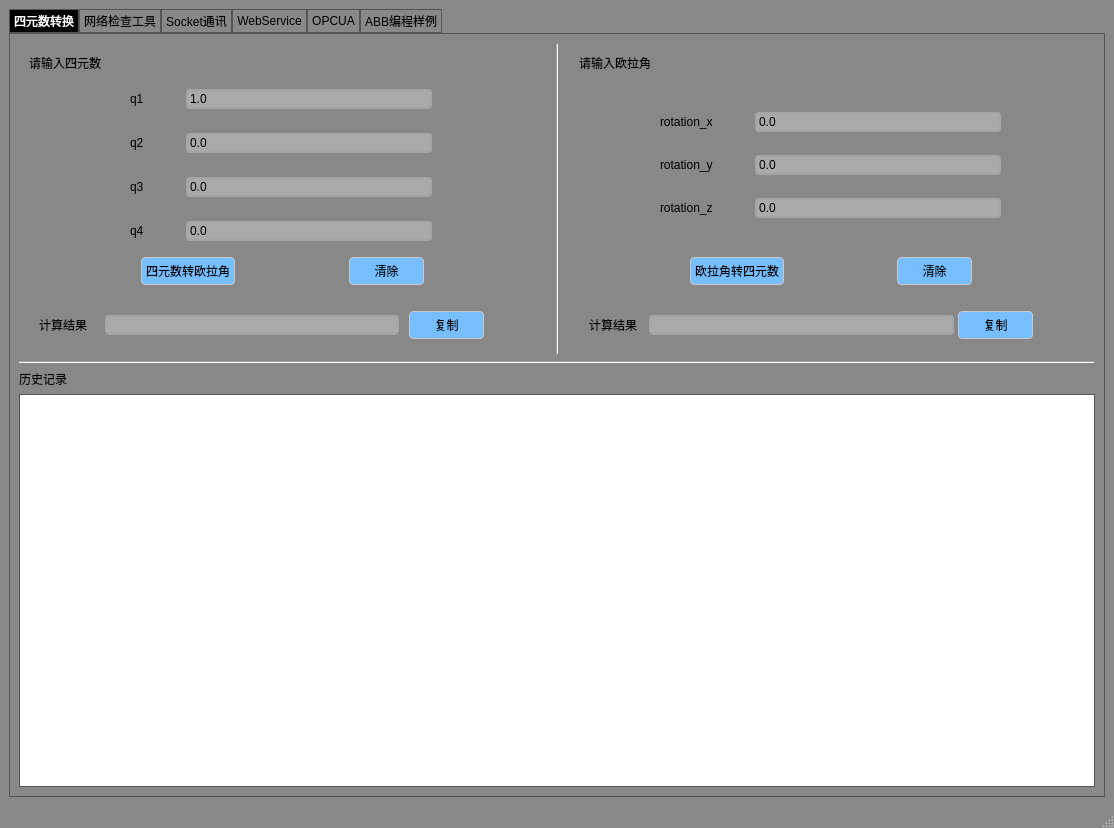
Old version of the form ShineRobot/ShineRobot.ui in the repository Pitt-ding/ShineRobot.
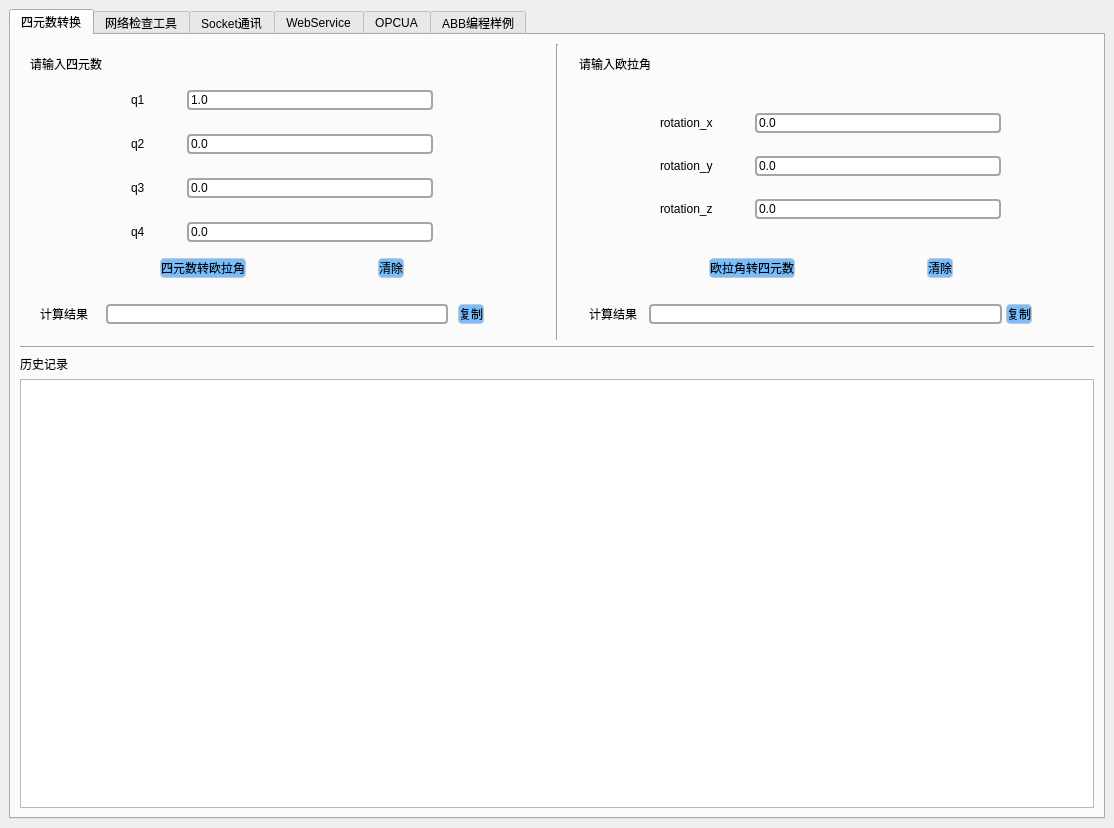
New version of the form. The open tabs and pages were chosen to show the change.

Commit message: 1. optimize program struct 2. optimize socket send and receive process 3. optimize multi-thread for socket server and client 4. optimize signals and slot for multi-thread 5. append widgets status struct as method parameter

The edit to the form file:
```diff
--- a/ShineRobot/ShineRobot.ui
+++ b/ShineRobot/ShineRobot.ui
@@ -17,359 +17,7 @@
    <string>ShineRobot 1.0.0</string>
   </property>
   <property name="styleSheet">
-   <string notr="true">/*
-    Style by evilworks, 2012-2013. pollux@lavabit.com
-    This file is Public Domain.
-*/
- 
-/* === Shared === */
-QStackedWidget, QLabel, QPushButton, QRadioButton, QCheckBox,
-QGroupBox, QStatusBar, QToolButton, QComboBox, QDialog, QTabBar {
-    font-family: &quot;Segoe UI&quot;;
-    background-color: #888;
-    color: #000;
-}
- 
-/* === QWidget === */
-QWidget:window {
-    font-family: 'Segoe UI';
-    background-color: #888;
-}
- 
-/* === QPushButton === */
-QPushButton {
-    border: 1px solid #555;
-    padding: 4px;
-    min-width: 65px;
-    min-height: 12px;
-}
- 
-QPushButton:hover {
-    background-color: #999;
-}
- 
-QPushButton:pressed {
-    background-color: #333;
-    border-color: #555;
-    color: #AAA;
-}
- 
-QPushButton:disabled {
-    color: #333333;
-}
- 
-/* === QComboBox === */
-QComboBox {
-    background-color: #AAA;
-    border: 1px solid #555;
-    color: black;
-}
- 
-QComboBox::drop-down {
-    subcontrol-origin: padding;
-    subcontrol-position: top right;
-    border-left: 1px solid #333333;
-}
- 
-/* === QGroupBox === */
-QGroupBox {
-    border: 1px solid #555;
-    margin-top: 2ex;
-}
- 
-QGroupBox::title {
-    color: black;
-    subcontrol-origin: margin;
-    subcontrol-position: top left;
-    border: 1px solid #555;
-}
- 
-/* === QTabBar === */
-QTabBar::tab {
-    border-bottom: none;
-    color: #000;
-    padding: 4px;
-    background-color: #888;
-    border: 1px solid #555;
-}
- 
-QTabBar::tab:hover {
-    background-color: #AAA;
-}
- 
-QTabBar::tab:selected {
-    background-color: #000;
-    color: white;
-}
- 
-/* === QTabWidget === */
-QTabWidget::pane {
-    background: #888;
-    border: 1px solid #555;
-}
- 
- 
-/* === QToolBar === */
-QToolBar {
-    background: #949494;
-    border: none;
-    padding-left: 0px;
-    padding-right: 0px;
-    margin: 2px;
-}
- 
-QToolBar::separator {
-    width: 1px;
-    margin-left: 3px;
-    margin-right: 3px;
-    background-color: #555;
-}
- 
-/* === QToolButton === */
-QToolButton {
-    border: 1px solid #666;
-    margin: 1px;
-}
- 
-QToolButton:hover {
-    background-color: #AAA;
-}
- 
-QToolButton[popupMode=&quot;1&quot;] { /* only for MenuButtonPopup */
-    padding-right: 20px; /* make way for the popup button */
-}
- 
-QToolButton::menu-button {
-    border-left: 1px solid #666;
-    background: transparent;
-    width: 16px;
-}
- 
-QToolButton::menu-button:hover {
-    border-left: 1px solid #666;
-    background: transparent;
-    width: 16px;
-}
- 
-QToolButton:checked, QToolButton:pressed {
-    background-color: #000;
-    border: 1px solid #555;
-    color: white;
-}
- 
-/* === QScrollBar:vertical === */
-QScrollBar:vertical {
-    width: 16px;
-    margin: 16px 0 16px 0;
-    background: #333;
-}
- 
-QScrollBar::handle:vertical {
-    background: #888;
-    min-height: 16px;
-    border-top: 1px solid #666;
-    border-bottom: 1px solid #666;
-}
- 
-QScrollBar::add-line:vertical {
-    background: #888;
-    height: 16px;
-    subcontrol-position: bottom;
-    subcontrol-origin: margin;
-}
- 
-QScrollBar::sub-line:vertical {
-    background: #888;
-    height: 16px;
-    subcontrol-position: top;
-    subcontrol-origin: margin;
-}
- 
-QScrollBar::add-page:vertical, QScrollBar::sub-page:vertical {
-    background: none;
-}
- 
-/* === QScrollBar:horizontal === */
-QScrollBar:horizontal {
-    height: 16px;
-    margin: 0 16px 0 16px;
-    background: #333;
-}
- 
-QScrollBar::handle:horizontal {
-    background: #888;
-    min-width: 16px;
-    border-left: 1px solid #666;
-    border-right: 1px solid #666;
-}
- 
-QScrollBar::add-line:horizontal {
-    background: #888;
-    width: 16px;
-    subcontrol-position: right;
-    subcontrol-origin: margin;
-}
- 
-QScrollBar::sub-line:horizontal {
-    background: #888;
-    width: 16px;
-    subcontrol-position: left;
-    subcontrol-origin: margin;
-}
- 
-QScrollBar::add-page:horizontal, QScrollBar::sub-page:horizontal {
-    background: none;
-}
- 
-/* === QMenu === */
-QMenu {
-    background-color: black;
-    border: 1px solid gray;
-    color: white;
-    padding: 1px;
-}
- 
-QMenu::item {
-    padding: 2px 25px 2px 20px;
-    border: 1px solid transparent;
-}
- 
-QMenu::item:disabled {
-    color: #666666;
-}
- 
-QMenu::item:selected {
-    border-color: gray;
-    background: #222222;
-}
- 
-QMenu::icon:checked {
- 
-}
- 
-QMenu::separator {
-    height: 1px;
-    background: #222222;
-    margin-left: 10px;
-    margin-right: 10px;
-    margin-top: 1px;
-    margin-bottom: 1px;
-}
- 
-QMenu::indicator {
-    width: 13px;
-    height: 13px;
-}
- 
-/* === QMenuBar === */
-QMenuBar {
-    background-color: black;
-    color: white;
-}
- 
-QMenuBar::item {
-    background: transparent;
-}
- 
-QMenuBar::item:disabled {
-    color: gray;
-}
- 
-QMenuBar::item:selected {
-    background: #222222;
-}
- 
-QMenuBar::item:pressed {
-    background: #444444;
-}
-/* =================== */
-QLineEdit, QListView, QTreeView, QTableView, QAbstractSpinBox {
-    background-color: #AAA;
-    color: #000;
-    border: 1px solid #555;
-}
- 
-QAbstractScrollArea, QLineEdit, QTextEdit, QAbstractSpinBox, QComboBox {
-    border: 1px solid #555;
-}
- 
-/* === QHeaderView === */
-QHeaderView::section {
-    height: 20px;
-}
- 
-QHeaderView::section {
-    background: #666;
-    border: 0;
-    color: #000;
-    padding-left: 4px;
-}
- 
-/* === QListView === */
-QListView::item:hover {
-    background: #AAA;
-}
- 
-QListView::item:selected {
-    background: #333;
-    color: #AAA;
-}
- 
-/* === QTableView === */
-QTableView::item:hover {
-    background: #333333;
-}
- 
-QTableView::item:hover {
-    background: #111111;
-    color: yellow;
-}
- 
-/* === QTreeView === */
-QTreeView::item {
-    background: #AAA;
-}
- 
-QTreeView::item:hover {
-    background: #CCC;
-}
- 
-QTreeView::item:selected {
-    background: #333;
-    color: #AAA;
-}
- 
-QTreeView::branch {
- 
-}
- 
-QTreeView::branch:has-siblings:adjoins-item {
- 
-}
- 
-QTreeView::branch:has-siblings:!adjoins-item {
- 
-}
- 
-QTreeView::branch:closed:has-children:has-siblings {
- 
-}
- 
-QTreeView::branch:has-children:!has-siblings:closed {
- 
-}
- 
-QTreeView::branch:!has-children:!has-siblings:adjoins-item {
- 
-}
- 
-QTreeView::branch:open:has-children:has-siblings {
- 
-}
- 
-QTreeView::branch:open:has-children:!has-siblings {
- 
-}</string>
+   <string notr="true"/>
   </property>
   <widget class="QWidget" name="centralwidget_ShineRobot">
    <layout class="QVBoxLayout" name="verticalLayout">
@@ -961,8 +609,8 @@
               </property>
               <property name="minimumSize">
                <size>
-                <width>79</width>
-                <height>22</height>
+                <width>0</width>
+                <height>0</height>
                </size>
               </property>
               <property name="maximumSize">
@@ -1102,8 +750,8 @@
               </property>
               <property name="minimumSize">
                <size>
-                <width>79</width>
-                <height>22</height>
+                <width>0</width>
+                <height>0</height>
                </size>
               </property>
               <property name="maximumSize">
@@ -1156,8 +804,8 @@
               </property>
               <property name="minimumSize">
                <size>
-                <width>79</width>
-                <height>22</height>
+                <width>0</width>
+                <height>0</height>
                </size>
               </property>
               <property name="mouseTracking">
@@ -1181,8 +829,8 @@
               </property>
               <property name="minimumSize">
                <size>
-                <width>79</width>
-                <height>22</height>
+                <width>0</width>
+                <height>0</height>
                </size>
               </property>
               <property name="text">
@@ -1253,8 +901,8 @@
               </property>
               <property name="minimumSize">
                <size>
-                <width>79</width>
-                <height>22</height>
+                <width>0</width>
+                <height>0</height>
                </size>
               </property>
               <property name="styleSheet">
@@ -1281,8 +929,8 @@
               </property>
               <property name="minimumSize">
                <size>
-                <width>79</width>
-                <height>22</height>
+                <width>0</width>
+                <height>0</height>
                </size>
               </property>
               <property name="text">
@@ -2577,17 +2225,6 @@
     </item>
    </layout>
   </widget>
-  <widget class="QMenuBar" name="menubar">
-   <property name="geometry">
-    <rect>
-     <x>0</x>
-     <y>0</y>
-     <width>1114</width>
-     <height>22</height>
-    </rect>
-   </property>
-  </widget>
-  <widget class="QStatusBar" name="statusbar"/>
  </widget>
  <tabstops>
   <tabstop>tabWidget</tabstop>
```
Left out of the diff: 10 changed lines with no effect on the pictures. The commit also changes 3 other files.
